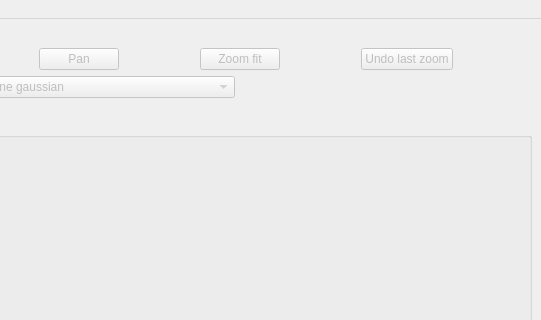
Before: the Qt Designer form astrocabtools/fit_line/src/ui/fit_line.ui in AlejandroGorgues/AstroCabTools, drawn with Qt 5; both pictures show x 367 to 908 and y 0 to 320 of the 908 by 830 pixel window.
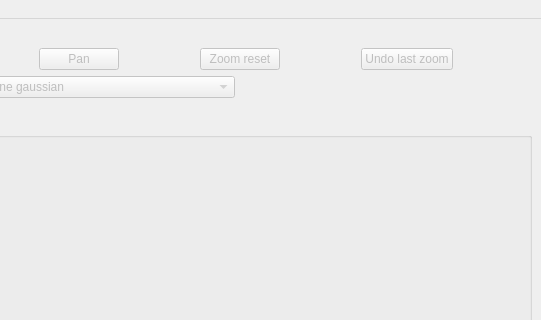
After: the same form once the commit is applied.

The edit to the form file:
```diff
--- a/astrocabtools/fit_line/src/ui/fit_line.ui
+++ b/astrocabtools/fit_line/src/ui/fit_line.ui
@@ -237,7 +237,7 @@
            <enum>Qt::ClickFocus</enum>
           </property>
           <property name="text">
-           <string>Zoom fit</string>
+           <string>Zoom reset</string>
           </property>
          </widget>
         </item>
```
Left out of the diff: 23 changed lines with no effect on the pictures.
